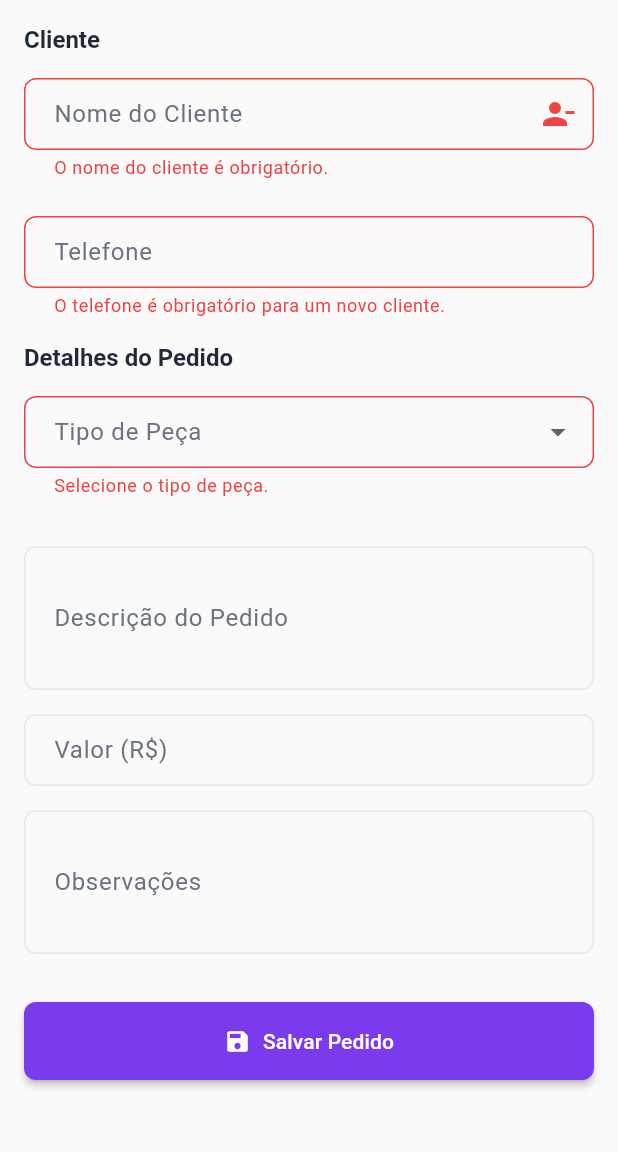
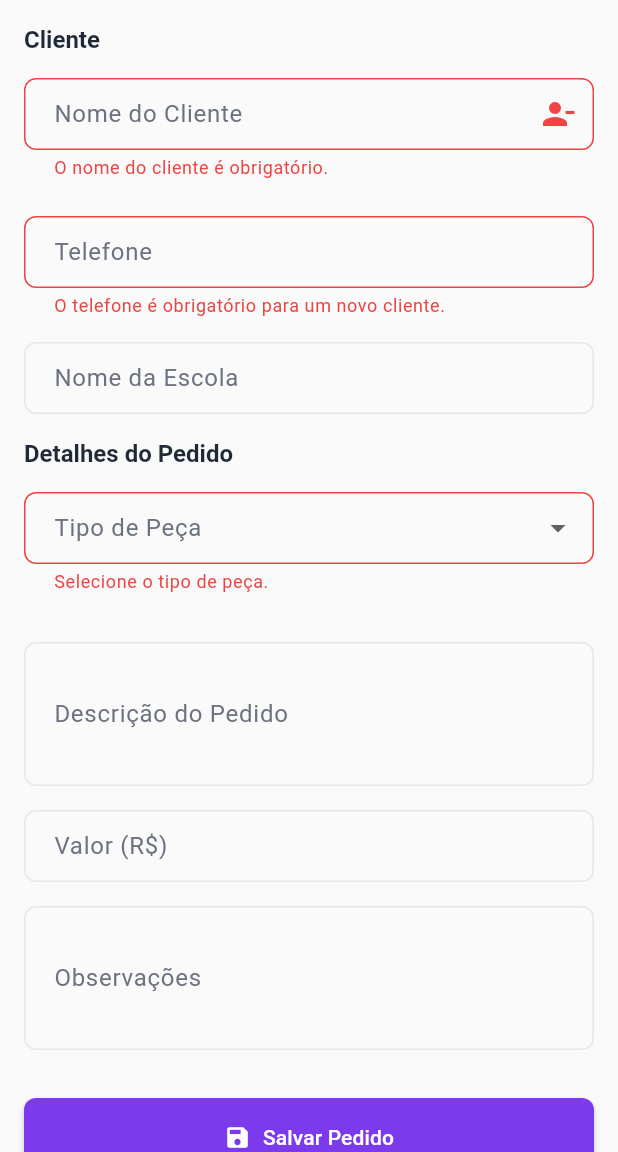
Before and after one commit to Francelinojr/costura-app, a Flutter app: the NovoPedidoIntegradoScreen screen opened directly, after a tap on "Novo Cliente +", after a tap on "Salvar Pedido", on a phone screen of 412 x 824 dp, the part 84-1236 px from its top. Run offline on Flutter 3.47's test engine with Material 3 defaults, Android fonts, the phone set to English and light mode, and no system bars; our stand-ins replace flutter_slidable; missing offline and left inert: dart:html.

Commit message:
codigo feito

```diff
--- a/lib/screens/novo_pedido_integrado_screen.dart
+++ b/lib/screens/novo_pedido_integrado_screen.dart
@@ -18,6 +18,7 @@ class _NovoPedidoIntegradoScreenState extends State<NovoPedidoIntegradoScreen> {
   final _formKey = GlobalKey<FormState>();
   final _clienteNomeController = TextEditingController();
   final _telefoneController = TextEditingController();
+  final _escolaController = TextEditingController();
   final _descricaoController = TextEditingController();
   final _valorController = TextEditingController();
   final _observacoesController = TextEditingController();
@@ -40,6 +41,7 @@ class _NovoPedidoIntegradoScreenState extends State<NovoPedidoIntegradoScreen> {
   void dispose() {
     _clienteNomeController.dispose();
     _telefoneController.dispose();
+    _escolaController.dispose();
     _descricaoController.dispose();
     _valorController.dispose();
     _observacoesController.dispose();
@@ -84,6 +86,7 @@ class _NovoPedidoIntegradoScreenState extends State<NovoPedidoIntegradoScreen> {
       _novoCliente = true;
       _clienteSelecionado = null;
       _telefoneController.clear();
+      _escolaController.clear();
       // Limpar campos de medidas se houver
     });
   }
@@ -109,7 +112,7 @@ class _NovoPedidoIntegradoScreenState extends State<NovoPedidoIntegradoScreen> {
         nome: _clienteNomeController.text,
         telefone: _telefoneController.text,
         email: '', // Não solicitado no form, mas necessário no modelo
-        escola: '', // Não solicitado no form, mas necessário no modelo
+        escola: _escolaController.text,
         observacoes: '', // Não solicitado no form, mas necessário no modelo
         dataCadastro: DateTime.now(),
         busto: 0,
@@ -212,6 +215,14 @@ class _NovoPedidoIntegradoScreenState extends State<NovoPedidoIntegradoScreen> {
                     }
                     return null;
                   },
+                ),
+                const SizedBox(height: 16),
+                TextFormField(
+                  controller: _escolaController,
+                  decoration: const InputDecoration(
+                    labelText: 'Nome da Escola',
+                    border: OutlineInputBorder(),
+                  ),
                 ),
                 const SizedBox(height: 16),
               ],
--- a/lib/screens/pedidos_pendentes_screen.dart
+++ b/lib/screens/pedidos_pendentes_screen.dart
@@ -101,6 +101,8 @@ class PedidosPendentesScreen extends StatelessWidget {
                 child: PedidoCard(
                   pedido: pedido,
                   clienteNome: cliente?.nome,
+                  clienteEscola: cliente?.escola,
+                  mostrarPrazo: false,
                   onTap: () {
                     Navigator.push(
                       context,
```
Also changed, not shown: lib/widgets/pedido_card.dart (+10 -0 lines), 1 other file.
